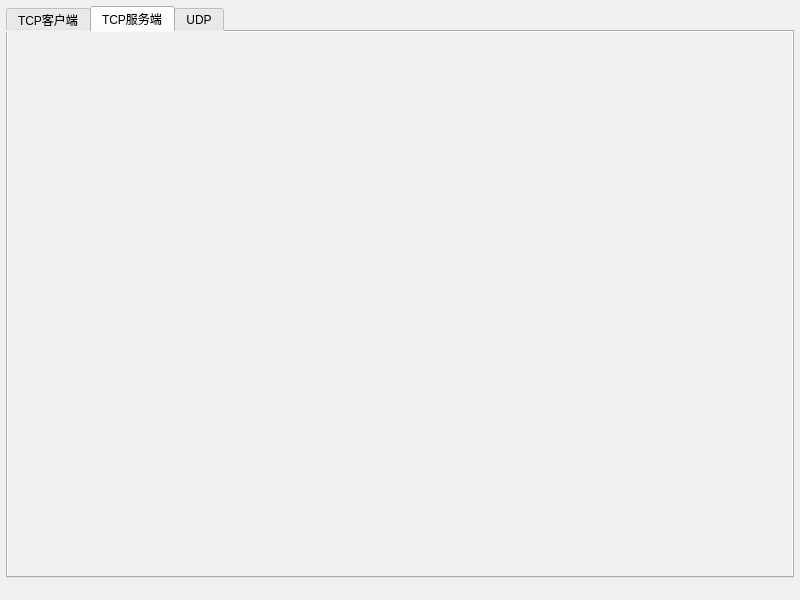
This is mainwindow.ui in HangYongmao/NetDebugTools as Qt 5 draws it before an edit. The edited form follows.
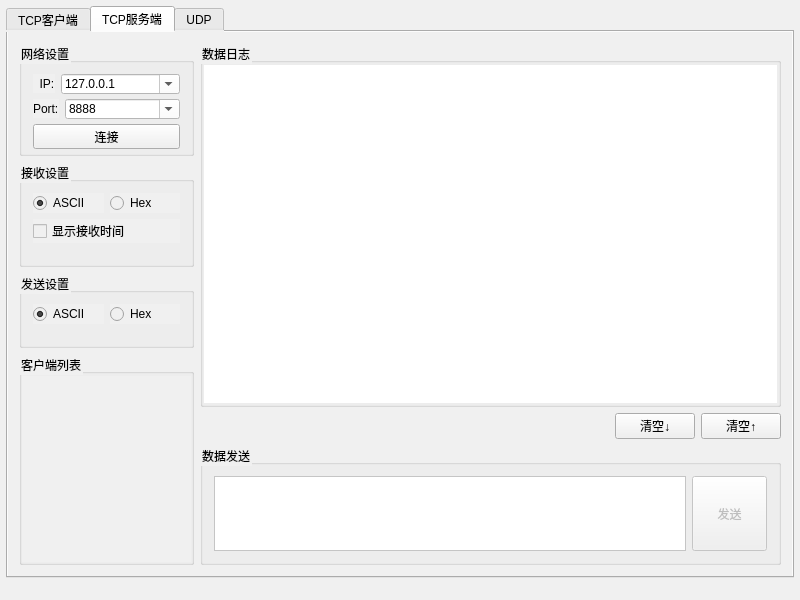
This is the edited form. The open tabs and pages were chosen to show the change. Icons and pictures are not drawn.

Commit message: 增加TCP服务端布局.

```diff
--- a/mainwindow.ui
+++ b/mainwindow.ui
@@ -19,7 +19,7 @@
 background-image: url(:/images/bg.JPG);</string>
   </property>
   <widget class="QWidget" name="centralWidget">
-   <layout class="QHBoxLayout" name="horizontalLayout_5">
+   <layout class="QVBoxLayout" name="verticalLayout_14">
     <property name="leftMargin">
      <number>6</number>
     </property>
@@ -410,6 +410,446 @@
        <attribute name="title">
         <string>TCP服务端</string>
        </attribute>
+       <layout class="QHBoxLayout" name="horizontalLayout_5">
+        <item>
+         <layout class="QVBoxLayout" name="verticalLayout_8">
+          <item>
+           <widget class="QGroupBox" name="groupBox_Server_NetSetting">
+            <property name="sizePolicy">
+             <sizepolicy hsizetype="Preferred" vsizetype="MinimumExpanding">
+              <horstretch>0</horstretch>
+              <verstretch>0</verstretch>
+             </sizepolicy>
+            </property>
+            <property name="minimumSize">
+             <size>
+              <width>175</width>
+              <height>113</height>
+             </size>
+            </property>
+            <property name="maximumSize">
+             <size>
+              <width>175</width>
+              <height>113</height>
+             </size>
+            </property>
+            <property name="title">
+             <string>网络设置</string>
+            </property>
+            <layout class="QVBoxLayout" name="verticalLayout_9">
+             <item>
+              <layout class="QHBoxLayout" name="horizontalLayout_11">
+               <item>
+                <widget class="QLabel" name="label_Server_IP">
+                 <property name="sizePolicy">
+                  <sizepolicy hsizetype="Fixed" vsizetype="Preferred">
+                   <horstretch>0</horstretch>
+                   <verstretch>0</verstretch>
+                  </sizepolicy>
+                 </property>
+                 <property name="text">
+                  <string>  IP:</string>
+                 </property>
+                </widget>
+               </item>
+               <item>
+                <widget class="QComboBox" name="comboBox_Client_IP_3">
+                 <property name="minimumSize">
+                  <size>
+                   <width>0</width>
+                   <height>20</height>
+                  </size>
+                 </property>
+                 <property name="styleSheet">
+                  <string notr="true">background-color: rgb(255, 255, 255);</string>
+                 </property>
+                 <property name="editable">
+                  <bool>true</bool>
+                 </property>
+                 <item>
+                  <property name="text">
+                   <string>127.0.0.1</string>
+                  </property>
+                 </item>
+                </widget>
+               </item>
+              </layout>
+             </item>
+             <item>
+              <layout class="QHBoxLayout" name="horizontalLayout_12">
+               <item>
+                <widget class="QLabel" name="label_Server_Port">
+                 <property name="sizePolicy">
+                  <sizepolicy hsizetype="Fixed" vsizetype="Preferred">
+                   <horstretch>0</horstretch>
+                   <verstretch>0</verstretch>
+                  </sizepolicy>
+                 </property>
+                 <property name="text">
+                  <string>Port:</string>
+                 </property>
+                </widget>
+               </item>
+               <item>
+                <widget class="QComboBox" name="comboBox_Client_Port_3">
+                 <property name="minimumSize">
+                  <size>
+                   <width>0</width>
+                   <height>20</height>
+                  </size>
+                 </property>
+                 <property name="styleSheet">
+                  <string notr="true">background-color: rgb(255, 255, 255);</string>
+                 </property>
+                 <property name="editable">
+                  <bool>true</bool>
+                 </property>
+                 <item>
+                  <property name="text">
+                   <string>8888</string>
+                  </property>
+                 </item>
+                </widget>
+               </item>
+              </layout>
+             </item>
+             <item>
+              <widget class="QPushButton" name="pushButton_Server_Open">
+               <property name="minimumSize">
+                <size>
+                 <width>0</width>
+                 <height>25</height>
+                </size>
+               </property>
+               <property name="text">
+                <string>连接</string>
+               </property>
+              </widget>
+             </item>
+            </layout>
+           </widget>
+          </item>
+          <item>
+           <widget class="QGroupBox" name="groupBox_Server_Receive">
+            <property name="sizePolicy">
+             <sizepolicy hsizetype="Preferred" vsizetype="Minimum">
+              <horstretch>0</horstretch>
+              <verstretch>0</verstretch>
+             </sizepolicy>
+            </property>
+            <property name="title">
+             <string>接收设置</string>
+            </property>
+            <layout class="QVBoxLayout" name="verticalLayout_10">
+             <item>
+              <layout class="QHBoxLayout" name="horizontalLayout_13">
+               <item>
+                <widget class="QRadioButton" name="radioButton_Server_Receive_A">
+                 <property name="text">
+                  <string>ASCII</string>
+                 </property>
+                 <property name="checked">
+                  <bool>true</bool>
+                 </property>
+                </widget>
+               </item>
+               <item>
+                <widget class="QRadioButton" name="radioButton_Server_Receive_H">
+                 <property name="text">
+                  <string>Hex</string>
+                 </property>
+                </widget>
+               </item>
+              </layout>
+             </item>
+             <item>
+              <widget class="QCheckBox" name="checkBox_Server_Receive_Time">
+               <property name="text">
+                <string>显示接收时间</string>
+               </property>
+              </widget>
+             </item>
+             <item>
+              <spacer name="verticalSpacer_3">
+               <property name="orientation">
+                <enum>Qt::Vertical</enum>
+               </property>
+               <property name="sizeType">
+                <enum>QSizePolicy::Minimum</enum>
+               </property>
+               <property name="sizeHint" stdset="0">
+                <size>
+                 <width>20</width>
+                 <height>10</height>
+                </size>
+               </property>
+              </spacer>
+             </item>
+            </layout>
+           </widget>
+          </item>
+          <item>
+           <widget class="QGroupBox" name="groupBox_Server_Send">
+            <property name="sizePolicy">
+             <sizepolicy hsizetype="Preferred" vsizetype="Minimum">
+              <horstretch>0</horstretch>
+              <verstretch>0</verstretch>
+             </sizepolicy>
+            </property>
+            <property name="title">
+             <string>发送设置</string>
+            </property>
+            <layout class="QVBoxLayout" name="verticalLayout_11">
+             <item>
+              <layout class="QHBoxLayout" name="horizontalLayout_14">
+               <item>
+                <widget class="QRadioButton" name="radioButton_Server_Send_A">
+                 <property name="text">
+                  <string>ASCII</string>
+                 </property>
+                 <property name="checked">
+                  <bool>true</bool>
+                 </property>
+                </widget>
+               </item>
+               <item>
+                <widget class="QRadioButton" name="radioButton_Server_Send_H">
+                 <property name="text">
+                  <string>Hex</string>
+                 </property>
+                </widget>
+               </item>
+              </layout>
+             </item>
+             <item>
+              <spacer name="verticalSpacer_4">
+               <property name="orientation">
+                <enum>Qt::Vertical</enum>
+               </property>
+               <property name="sizeType">
+                <enum>QSizePolicy::Minimum</enum>
+               </property>
+               <property name="sizeHint" stdset="0">
+                <size>
+                 <width>20</width>
+                 <height>10</height>
+                </size>
+               </property>
+              </spacer>
+             </item>
+            </layout>
+           </widget>
+          </item>
+          <item>
+           <widget class="QGroupBox" name="groupBox_5">
+            <property name="sizePolicy">
+             <sizepolicy hsizetype="Preferred" vsizetype="Expanding">
+              <horstretch>0</horstretch>
+              <verstretch>0</verstretch>
+             </sizepolicy>
+            </property>
+            <property name="minimumSize">
+             <size>
+              <width>0</width>
+              <height>100</height>
+             </size>
+            </property>
+            <property name="maximumSize">
+             <size>
+              <width>175</width>
+              <height>16777215</height>
+             </size>
+            </property>
+            <property name="title">
+             <string>客户端列表</string>
+            </property>
+            <layout class="QVBoxLayout" name="verticalLayout_15">
+             <property name="leftMargin">
+              <number>0</number>
+             </property>
+             <property name="topMargin">
+              <number>2</number>
+             </property>
+             <property name="rightMargin">
+              <number>0</number>
+             </property>
+             <property name="bottomMargin">
+              <number>0</number>
+             </property>
+             <item>
+              <widget class="QTableWidget" name="tableWidget">
+               <property name="sizePolicy">
+                <sizepolicy hsizetype="Minimum" vsizetype="Expanding">
+                 <horstretch>0</horstretch>
+                 <verstretch>0</verstretch>
+                </sizepolicy>
+               </property>
+               <property name="frameShape">
+                <enum>QFrame::NoFrame</enum>
+               </property>
+              </widget>
+             </item>
+            </layout>
+           </widget>
+          </item>
+         </layout>
+        </item>
+        <item>
+         <layout class="QVBoxLayout" name="verticalLayout_12">
+          <property name="sizeConstraint">
+           <enum>QLayout::SetMaximumSize</enum>
+          </property>
+          <item>
+           <widget class="QGroupBox" name="groupBox_3">
+            <property name="sizePolicy">
+             <sizepolicy hsizetype="Expanding" vsizetype="Preferred">
+              <horstretch>0</horstretch>
+              <verstretch>0</verstretch>
+             </sizepolicy>
+            </property>
+            <property name="minimumSize">
+             <size>
+              <width>0</width>
+              <height>200</height>
+             </size>
+            </property>
+            <property name="title">
+             <string>数据日志</string>
+            </property>
+            <layout class="QVBoxLayout" name="verticalLayout_13">
+             <property name="spacing">
+              <number>0</number>
+             </property>
+             <property name="leftMargin">
+              <number>1</number>
+             </property>
+             <property name="topMargin">
+              <number>2</number>
+             </property>
+             <property name="rightMargin">
+              <number>1</number>
+             </property>
+             <property name="bottomMargin">
+              <number>1</number>
+             </property>
+             <item>
+              <widget class="QTextEdit" name="textEdit_Server_Receive">
+               <property name="styleSheet">
+                <string notr="true">background-color: rgb(255, 255, 255);</string>
+               </property>
+               <property name="frameShape">
+                <enum>QFrame::NoFrame</enum>
+               </property>
+               <property name="readOnly">
+                <bool>true</bool>
+               </property>
+              </widget>
+             </item>
+            </layout>
+           </widget>
+          </item>
+          <item>
+           <layout class="QHBoxLayout" name="horizontalLayout_15">
+            <item>
+             <spacer name="horizontalSpacer_2">
+              <property name="orientation">
+               <enum>Qt::Horizontal</enum>
+              </property>
+              <property name="sizeHint" stdset="0">
+               <size>
+                <width>40</width>
+                <height>20</height>
+               </size>
+              </property>
+             </spacer>
+            </item>
+            <item>
+             <widget class="QPushButton" name="pushButton_Server_Clear_Send">
+              <property name="text">
+               <string>清空↓</string>
+              </property>
+             </widget>
+            </item>
+            <item>
+             <widget class="QPushButton" name="pushButton_Server_Clear_Receive">
+              <property name="text">
+               <string>清空↑</string>
+              </property>
+             </widget>
+            </item>
+           </layout>
+          </item>
+          <item>
+           <widget class="QGroupBox" name="groupBox_4">
+            <property name="sizePolicy">
+             <sizepolicy hsizetype="Expanding" vsizetype="Fixed">
+              <horstretch>0</horstretch>
+              <verstretch>0</verstretch>
+             </sizepolicy>
+            </property>
+            <property name="minimumSize">
+             <size>
+              <width>0</width>
+              <height>100</height>
+             </size>
+            </property>
+            <property name="title">
+             <string>数据发送</string>
+            </property>
+            <layout class="QHBoxLayout" name="horizontalLayout_16">
+             <item>
+              <widget class="QTextEdit" name="textEdit_Server_Send">
+               <property name="sizePolicy">
+                <sizepolicy hsizetype="Expanding" vsizetype="Preferred">
+                 <horstretch>0</horstretch>
+                 <verstretch>0</verstretch>
+                </sizepolicy>
+               </property>
+               <property name="minimumSize">
+                <size>
+                 <width>0</width>
+                 <height>75</height>
+                </size>
+               </property>
+               <property name="maximumSize">
+                <size>
+                 <width>16777215</width>
+                 <height>75</height>
+                </size>
+               </property>
+               <property name="styleSheet">
+                <string notr="true">background-color: rgb(255, 255, 255);</string>
+               </property>
+              </widget>
+             </item>
+             <item>
+              <widget class="QPushButton" name="pushButton_Server_Send">
+               <property name="enabled">
+                <bool>false</bool>
+               </property>
+               <property name="minimumSize">
+                <size>
+                 <width>0</width>
+                 <height>75</height>
+                </size>
+               </property>
+               <property name="maximumSize">
+                <size>
+                 <width>75</width>
+                 <height>75</height>
+                </size>
+               </property>
+               <property name="text">
+                <string>发送</string>
+               </property>
+              </widget>
+             </item>
+            </layout>
+           </widget>
+          </item>
+         </layout>
+        </item>
+       </layout>
       </widget>
       <widget class="QWidget" name="UDP">
        <attribute name="title">
```
Left out of the diff: 49 changed lines with no effect on the pictures. The commit also changes 1 other file.
